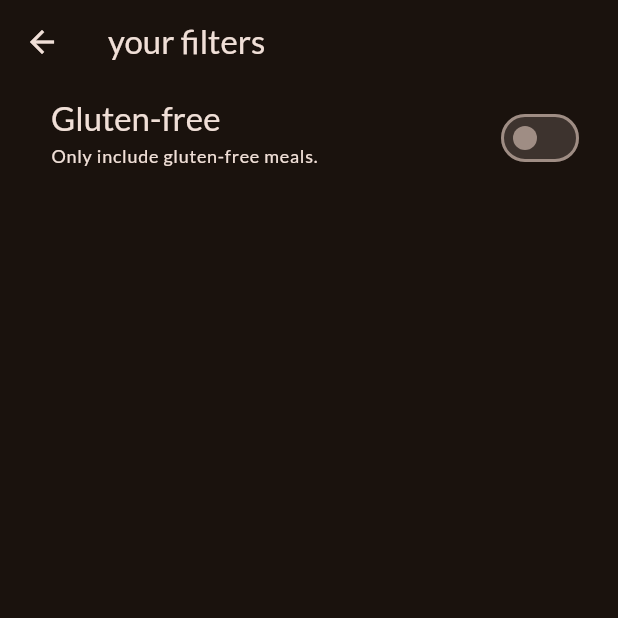
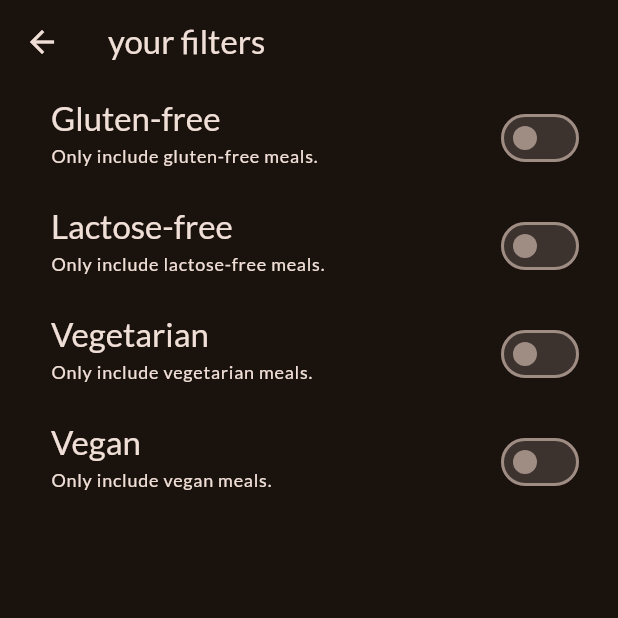
Before and after one commit to sachinsebastian1212/flutter_meals, a Flutter app: the FiltersScreen screen opened directly, on a phone screen of 412 x 824 dp, the top half of it. Run offline on Flutter 3.47's test engine with Material 3 defaults, Android fonts, the phone set to English and light mode, and no system bars; our stand-ins replace google_fonts, transparent_image.

Commit message:
added more items in filter screen

```diff
--- a/lib/screens/filters.dart
+++ b/lib/screens/filters.dart
@@ -11,6 +11,9 @@ class FiltersScreen extends StatefulWidget {
 
 class _FiltersScreenState extends State<FiltersScreen> {
   var _glutenFreeFilterSet = false;
+  var _lactoseFreeFilterSet = false;
+  var _vegetarianFilterSet = false;
+  var _veganFilterSet = false;
   @override
   Widget build(BuildContext context) {
     return Scaffold(
@@ -47,7 +50,73 @@ class _FiltersScreenState extends State<FiltersScreen> {
             ),
             activeColor: Theme.of(context).colorScheme.tertiary,
             contentPadding: const EdgeInsets.only(left: 34, right: 22),
-          )
+          ),
+          SwitchListTile(
+            value: _lactoseFreeFilterSet,
+            onChanged: (value) => setState(() {
+              _lactoseFreeFilterSet = value;
+            }),
+            title: Text(
+              'Lactose-free',
+              style: Theme.of(context)
+                  .textTheme
+                  .titleLarge!
+                  .copyWith(color: Theme.of(context).colorScheme.onSurface),
+            ),
+            subtitle: Text(
+              'Only include lactose-free meals.',
+              style: Theme.of(context)
+                  .textTheme
+                  .labelMedium!
+                  .copyWith(color: Theme.of(context).colorScheme.onSurface),
+            ),
+            activeColor: Theme.of(context).colorScheme.tertiary,
+            contentPadding: const EdgeInsets.only(left: 34, right: 22),
+          ),
+          SwitchListTile(
+            value: _vegetarianFilterSet,
+            onChanged: (value) => setState(() {
+              _vegetarianFilterSet = value;
+            }),
+            title: Text(
+              'Vegetarian',
+              style: Theme.of(context)
+                  .textTheme
+                  .titleLarge!
+                  .copyWith(color: Theme.of(context).colorScheme.onSurface),
+            ),
+            subtitle: Text(
+              'Only include vegetarian meals.',
+              style: Theme.of(context)
+                  .textTheme
+                  .labelMedium!
+                  .copyWith(color: Theme.of(context).colorScheme.onSurface),
+            ),
+            activeColor: Theme.of(context).colorScheme.tertiary,
+            contentPadding: const EdgeInsets.only(left: 34, right: 22),
+          ),
+          SwitchListTile(
+            value: _veganFilterSet,
+            onChanged: (value) => setState(() {
+              _veganFilterSet = value;
+            }),
+            title: Text(
+              'Vegan',
+              style: Theme.of(context)
+                  .textTheme
+                  .titleLarge!
+                  .copyWith(color: Theme.of(context).colorScheme.onSurface),
+            ),
+            subtitle: Text(
+              'Only include vegan meals.',
+              style: Theme.of(context)
+                  .textTheme
+                  .labelMedium!
+                  .copyWith(color: Theme.of(context).colorScheme.onSurface),
+            ),
+            activeColor: Theme.of(context).colorScheme.tertiary,
+            contentPadding: const EdgeInsets.only(left: 34, right: 22),
+          ),
         ],
       ),
     );
```
